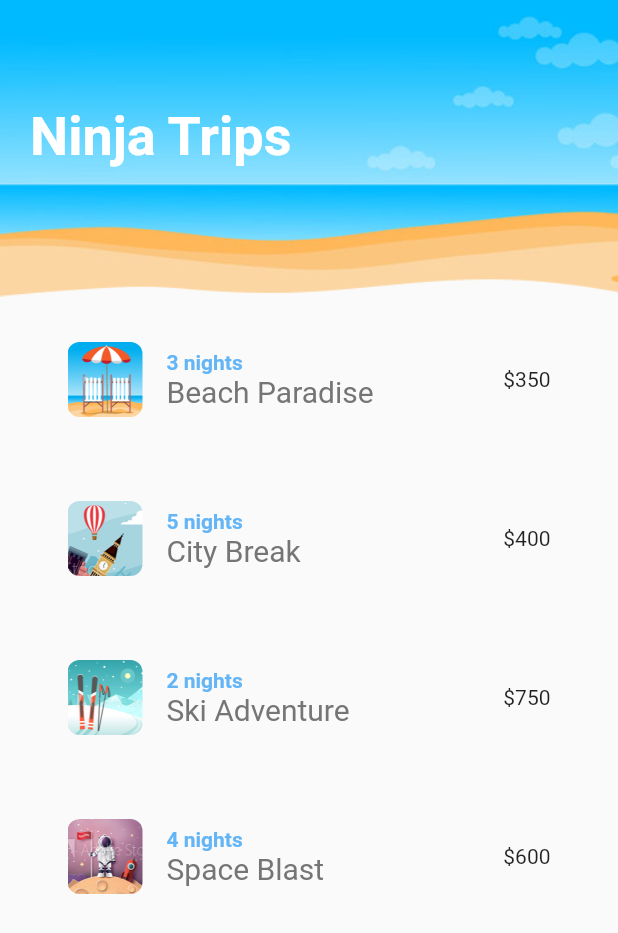
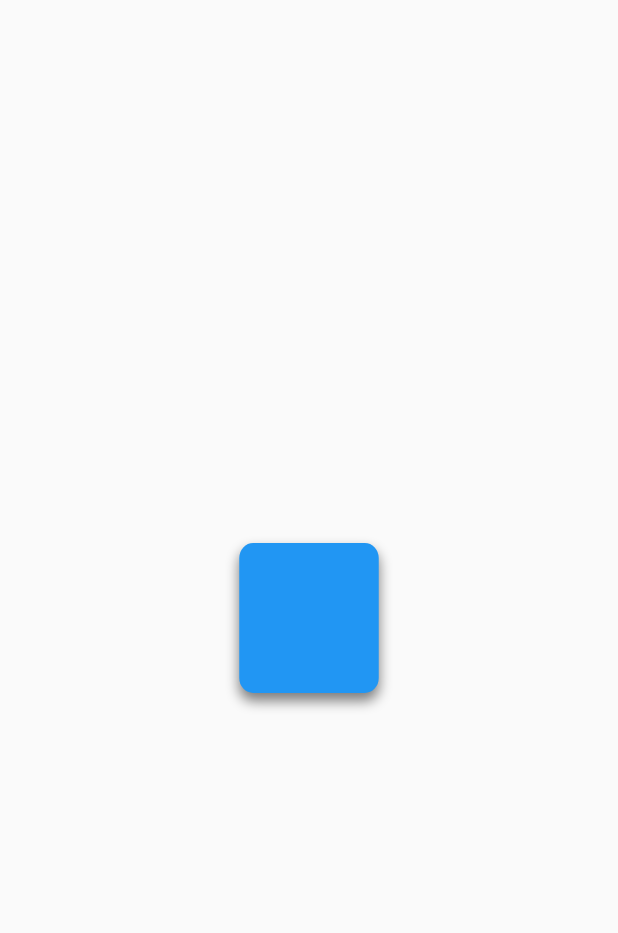
Before and after one commit to 4643880/Animations-Flutter, a Flutter app: the screen it shows after launch, on a phone screen of 412 x 824 dp. Shown: the top 933 px of the screen. Run offline on Flutter 3.47's test engine with Material 2 defaults, Android fonts, the phone set to English and light mode, and no system bars.

Commit message:
Container Rotating 360 degree on y Axis

```diff
--- a/lib/main.dart
+++ b/lib/main.dart
@@ -1,17 +1,94 @@
-import 'package:animations_flutter_snt/screens/home.dart';
+import 'dart:math';
+
 import 'package:flutter/material.dart';
 
 void main() {
-  runApp(MyApp());
+  runApp(const MyApp());
 }
 
 class MyApp extends StatelessWidget {
-  // This widget is the root of your application.
+  const MyApp({Key? key}) : super(key: key);
+
   @override
   Widget build(BuildContext context) {
     return MaterialApp(
+      debugShowCheckedModeBanner: false,
       title: 'Flutter Animations',
-      home: Home(),
+      theme: ThemeData(
+        primarySwatch: Colors.blue,
+      ),
+      home: const HomePage(),
     );
   }
 }
+
+class HomePage extends StatefulWidget {
+  const HomePage({Key? key}) : super(key: key);
+
+  @override
+  State<HomePage> createState() => _HomePageState();
+}
+
+class _HomePageState extends State<HomePage>
+    with SingleTickerProviderStateMixin {
+  /*
+  left = right
+  AnimationController = Animation
+  0 to 1 = 0 to 360
+  0.0 = 0 degree
+  0.5 = 180 degree
+  1.0 = 360 degree
+  */
+  late AnimationController _controller;
+  late Animation<double> _animation;
+
+  @override
+  void initState() {
+    _controller = AnimationController(
+      vsync: this,
+      duration: const Duration(seconds: 5),
+    );
+
+    _animation = Tween<double>(begin: 0.0, end: pi * 2).animate(_controller);
+
+    _controller.repeat();
+    super.initState();
+  }
+
+  @override
+  void dispose() {
+    _controller.dispose();
+    super.dispose();
+  }
+
+  @override
+  Widget build(BuildContext context) {
+    return Scaffold(
+      body: Center(
+        child: AnimatedBuilder(
+          animation: _animation,
+          builder: (context, child) => Transform(
+            alignment: Alignment.center,
+            // origin: Offset(50, 50),
+            transform: Matrix4.identity()..rotateY(_animation.value),
+            child: Container(
+              width: 100,
+              height: 100,
+              decoration: BoxDecoration(
+                color: Colors.blue,
+                borderRadius: BorderRadius.circular(10),
+                boxShadow: [
+                  BoxShadow(
+                    color: Colors.black.withOpacity(0.5),
+                    blurRadius: 7,
+                    offset: const Offset(0, 5),
+                  ),
+                ],
+              ),
+            ),
+          ),
+        ),
+      ),
+    );
+  }
+}
--- a/lib/models/Trip.dart
+++ /dev/null
@@ -1,13 +0,0 @@
-class Trip {
-  final String title;
-  final String price;
-  final String nights;
-  final String img;
-
-  Trip({
-    required this.title,
-    required this.price,
-    required this.nights,
-    required this.img,
-  });
-}
--- a/lib/screens/home.dart
+++ /dev/null
@@ -1,41 +0,0 @@
-import 'package:animations_flutter_snt/shared/screenTitle.dart';
-import 'package:animations_flutter_snt/shared/tripList.dart';
-import 'package:flutter/material.dart';
-
-class Home extends StatefulWidget {
-  @override
-  HomeState createState() => HomeState();
-}
-
-class HomeState extends State<Home> {
-  @override
-  Widget build(BuildContext context) {
-    return Scaffold(
-      body: Container(
-        padding: const EdgeInsets.all(20),
-        decoration: const BoxDecoration(
-          image: DecorationImage(
-              image: AssetImage("assets/images/bg.png"),
-              fit: BoxFit.fitWidth,
-              alignment: Alignment.topLeft),
-        ),
-        child: Column(
-          crossAxisAlignment: CrossAxisAlignment.start,
-          children: <Widget>[
-            const SizedBox(height: 20),
-            const SizedBox(
-              height: 160,
-              child: ScreenTitle(
-                text: 'Ninja Trips',
-              ),
-            ),
-            Flexible(
-              child: TripList(),
-            )
-            //Sandbox(),
-          ],
-        ),
-      ),
-    );
-  }
-}
--- a/lib/shared/screenTitle.dart
+++ /dev/null
@@ -1,35 +0,0 @@
-import 'dart:ffi';
-
-import 'package:flutter/material.dart';
-
-class ScreenTitle extends StatelessWidget {
-  final String text;
-
-  const ScreenTitle({super.key, required this.text});
-
-  @override
-  Widget build(BuildContext context) {
-    return TweenAnimationBuilder(
-      tween: Tween<double>(begin: 0, end: 1),
-      duration: const Duration(seconds: 1),
-      curve: Curves.easeIn,
-      builder: (context, valuebetweenZerotoOne, child) {
-        return Opacity(
-          opacity: valuebetweenZerotoOne,
-          child: Padding(
-            padding: EdgeInsets.only(top: valuebetweenZerotoOne * 30),
-            child: child,
-          ),
-        );
-      },
-      child: Text(
-        text,
-        style: const TextStyle(
-          fontSize: 36,
-          color: Colors.white,
-          fontWeight: FontWeight.bold,
-        ),
-      ),
-    );
-  }
-}
--- a/lib/shared/tripList.dart
+++ /dev/null
@@ -1,137 +0,0 @@
-import 'package:animations_flutter_snt/models/Trip.dart';
-import 'package:animations_flutter_snt/screens/details.dart';
-import 'package:flutter/material.dart';
-
-class TripList extends StatefulWidget {
-  @override
-  _TripListState createState() => _TripListState();
-}
-
-class _TripListState extends State<TripList> {
-  final GlobalKey<AnimatedListState> listKey = GlobalKey<AnimatedListState>();
-  final List<Trip> _tripList = [];
-
-  @override
-  void initState() {
-    super.initState();
-    // It means this method should run after built method
-    WidgetsBinding.instance.addPostFrameCallback((timeStamp) {
-      _addTrips();
-    });
-  }
-
-  void _addTrips() {
-    // get data from db
-    List<Trip> _trips = [
-      Trip(
-        title: 'Beach Paradise',
-        price: '350',
-        nights: '3',
-        img: 'beach.png',
-      ),
-      Trip(
-        title: 'City Break',
-        price: '400',
-        nights: '5',
-        img: 'city.png',
-      ),
-      Trip(
-        title: 'Ski Adventure',
-        price: '750',
-        nights: '2',
-        img: 'ski.png',
-      ),
-      Trip(
-        title: 'Space Blast',
-        price: '600',
-        nights: '4',
-        img: 'space.png',
-      ),
-    ];
-
-    Future myEmptyFuture = Future(
-      () {},
-    );
-
-    _trips.forEach((Trip trip) {
-      myEmptyFuture = myEmptyFuture.then((value) => Future.delayed(
-              const Duration(milliseconds: 100),
-              () {
-                _tripList.add(trip);
-                // index no e.g total items in list are 10 then index will be 9 means -1
-                listKey.currentState?.insertItem(
-                  _tripList.length - 1,
-                  duration: const Duration(seconds: 1),
-                );
-              },
-            ));
-    });
-
-    //  _tripList.add(trip);
-    //   // index no e.g total items in list are 10 then index will be 9 means -1
-    //   listKey.currentState?.insertItem(
-    //     _tripList.length - 1,
-    //     duration: const Duration(seconds: 1),
-    //   );
-  }
-
-  final Tween<Offset> _offset = Tween<Offset>(
-    begin: const Offset(1, 0),
-    end: const Offset(0, 0),
-  );
-
-  @override
-  Widget build(BuildContext context) {
-    return AnimatedList(
-      key: listKey,
-      initialItemCount: _tripList.length,
-      itemBuilder: (context, index, animation) {
-        final item = _tripList[index];
-        return SlideTransition(
-          position: animation.drive(_offset),
-          child: ListTile(
-            onTap: () {
-              Navigator.push(
-                context,
-                MaterialPageRoute(
-                  builder: (context) => Details(
-                    trip: item,
-                  ),
-                ),
-              );
-            },
-            contentPadding: const EdgeInsets.all(25),
-            title: Column(
-              crossAxisAlignment: CrossAxisAlignment.start,
-              children: <Widget>[
-                Text('${item.nights} nights',
-                    style: TextStyle(
-                        fontSize: 14,
-                        fontWeight: FontWeight.bold,
-                        color: Colors.blue[300])),
-                Text(
-                  item.title,
-                  style: TextStyle(
-                    fontSize: 20,
-                    color: Colors.grey[600],
-                  ),
-                ),
-              ],
-            ),
-            leading: ClipRRect(
-              borderRadius: BorderRadius.circular(8.0),
-              child: Hero(
-                tag: "location-image-${item.img}",
-                child: Image.asset(
-                  'assets/images/${item.img}',
-                  height: 50.0,
-                ),
-              ),
-            ),
-            trailing: Text('\$${item.price}'),
-          ),
-        );
-      },
-    );
-  }
-}
```
Also changed, not shown: lib/screens/details.dart (deleted, +0 -51 lines), lib/shared/heart.dart (deleted, +0 -100 lines).
